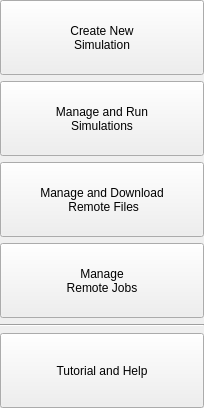
Qt form cwe_guiWidgets/sidebar.ui (NHERI-SimCenter/CWE-Simulation-Tool) before a commit.
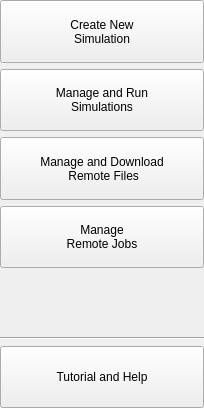
The same form after that commit.

Commit message:
clickable sidebar in GUI
fix the click ability of the sidebar to switch between task widgets

The edit to the form file:
```diff
--- a/cwe_guiWidgets/sidebar.ui
+++ b/cwe_guiWidgets/sidebar.ui
@@ -88,6 +88,19 @@
      </property>
     </widget>
    </item>
+   <item>
+    <spacer name="verticalSpacer">
+     <property name="orientation">
+      <enum>Qt::Vertical</enum>
+     </property>
+     <property name="sizeHint" stdset="0">
+      <size>
+       <width>20</width>
+       <height>40</height>
+      </size>
+     </property>
+    </spacer>
+   </item>
    <item>
     <widget class="Line" name="line">
      <property name="orientation">
```
The commit also changes 1 other file.
